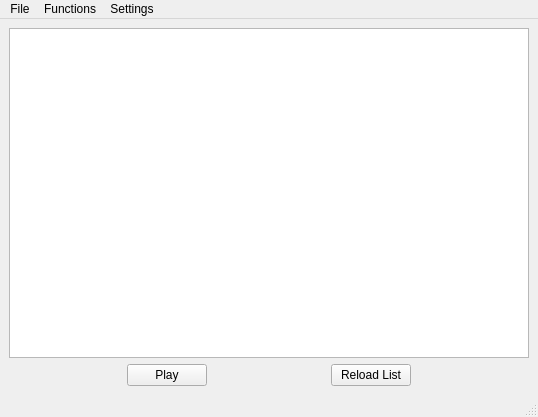
Above: core/ui/qtwindow.ui from allanvobraun/SnesGameManager before the change. Below: the same form after it.
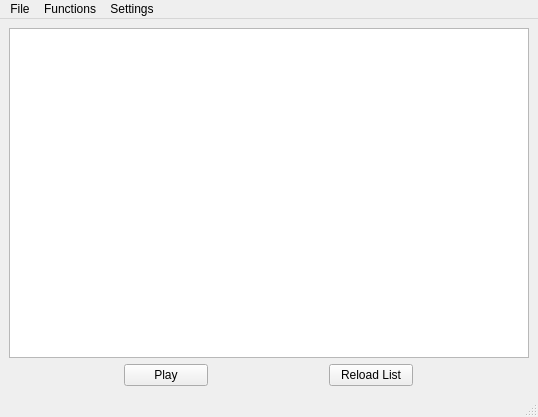
That is the form after the change.

The edit to the form file:
```diff
--- a/core/ui/qtwindow.ui
+++ b/core/ui/qtwindow.ui
@@ -68,6 +68,12 @@
           <verstretch>0</verstretch>
          </sizepolicy>
         </property>
+        <property name="maximumSize">
+         <size>
+          <width>84</width>
+          <height>16777215</height>
+         </size>
+        </property>
         <property name="text">
          <string>Play</string>
         </property>
@@ -81,6 +87,12 @@
           <verstretch>0</verstretch>
          </sizepolicy>
         </property>
+        <property name="maximumSize">
+         <size>
+          <width>84</width>
+          <height>16777215</height>
+         </size>
+        </property>
         <property name="text">
          <string>Reload List</string>
         </property>
```
Left out of the diff: 8 changed lines with no effect on the pictures.
